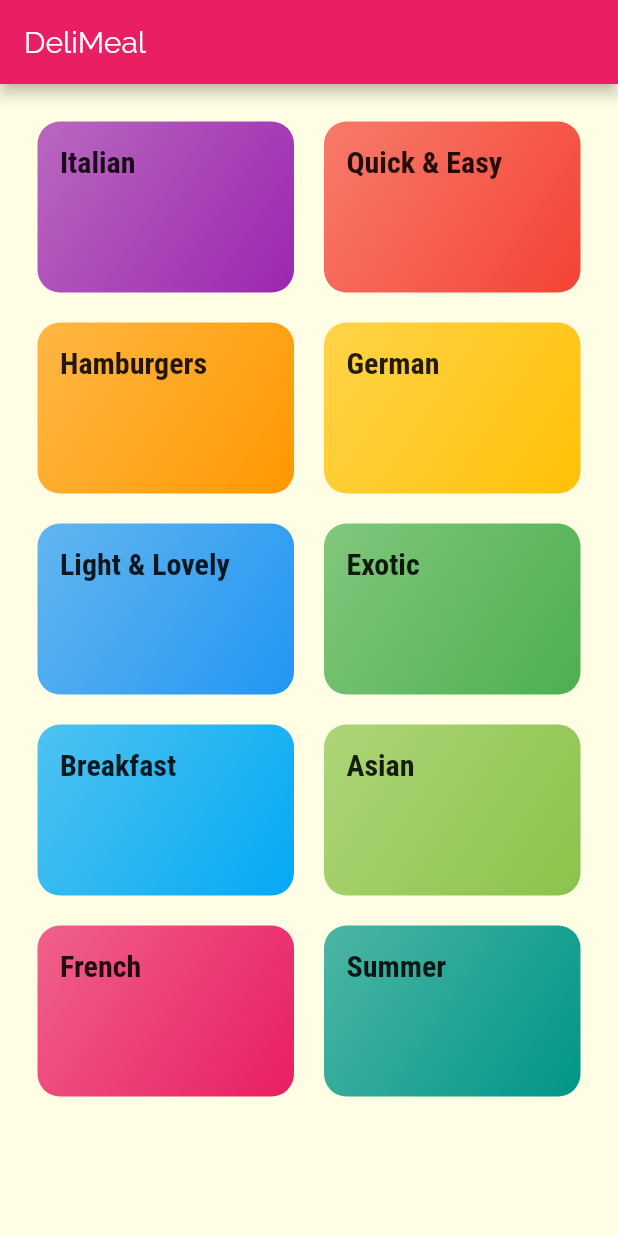
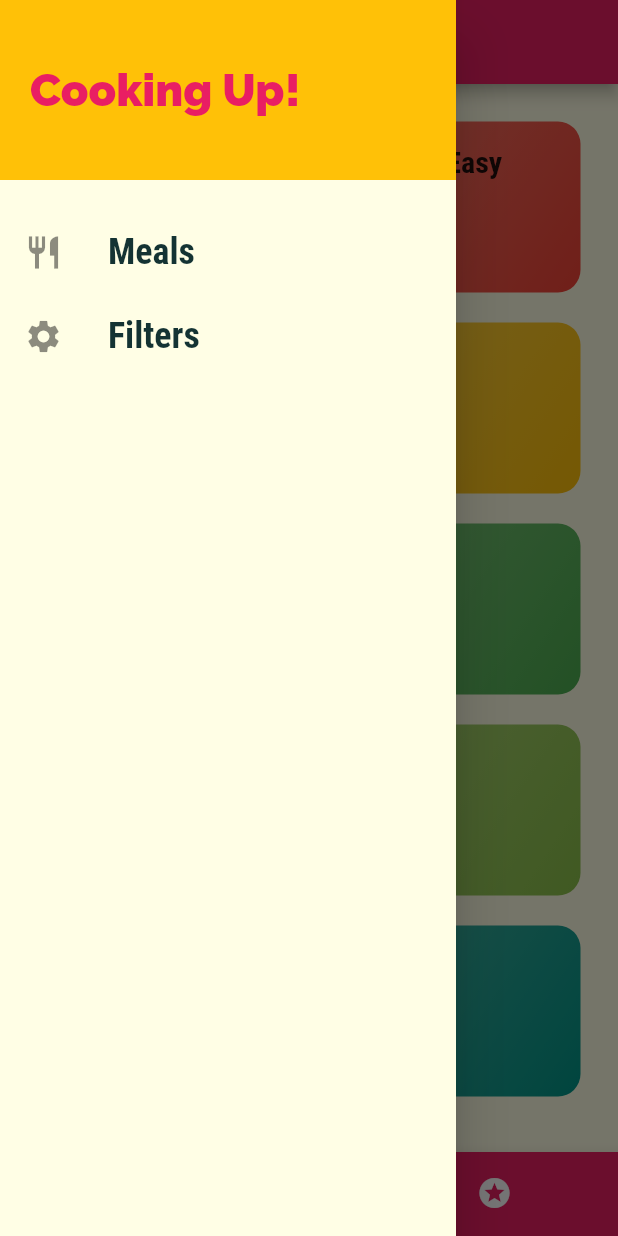
Before and after one commit to mohamed224/flutter_meals_app, a Flutter app: the screen it shows after launch, with the side drawer open (before the commit the screen has no drawer), on a phone screen of 412 x 824 dp. Run offline on Flutter 3.47's test engine with Material 2 defaults, Android fonts, the phone set to English and light mode, and no system bars.

Commit message:
first commit

```diff
--- a/lib/main.dart
+++ b/lib/main.dart
@@ -1,6 +1,8 @@
 import 'package:flutter/material.dart';
 import 'package:meals_app/screens/category_meals_screen.dart';
+import 'package:meals_app/screens/filters_sreen.dart';
 import 'package:meals_app/screens/meal_detail_screen.dart';
+import 'package:meals_app/screens/tabs_screen.dart';
 import 'screens/categories_screen.dart';
 
 void main() {
@@ -27,9 +29,10 @@ class MyApp extends StatelessWidget {
                   fontWeight: FontWeight.bold))),
       initialRoute: '/',
       routes: {
-        '/': (ctx) => CategoriesScreen(),
+        '/': (ctx) => TabsScreen(),
         CategoryMealsScreen.routeName: (ctx) => CategoryMealsScreen(),
-        MealDetailScreen.routeName: (ctx) => MealDetailScreen()
+        MealDetailScreen.routeName: (ctx) => MealDetailScreen(),
+        FilterScreen.routeName: (ctx) => FilterScreen()
       },
     );
   }
--- a/lib/screens/categories_screen.dart
+++ b/lib/screens/categories_screen.dart
@@ -7,9 +7,7 @@ import '../dummy_data.dart';
 class CategoriesScreen extends StatelessWidget {
   @override
   Widget build(BuildContext context) {
-    return Scaffold(
-      appBar: AppBar(title: const Text("DeliMeal"),),
-      body: GridView(
+    return GridView(
         padding: const EdgeInsets.all(25),
         gridDelegate: SliverGridDelegateWithMaxCrossAxisExtent(
             maxCrossAxisExtent: 200,
@@ -20,7 +18,7 @@ class CategoriesScreen extends StatelessWidget {
             .map((catData) =>
                 CategoryItem(id:catData.id,title: catData.title, color: catData.color))
             .toList(),
-      ),
+
     );
   }
 }
--- a/lib/screens/meal_detail_screen.dart
+++ b/lib/screens/meal_detail_screen.dart
@@ -79,6 +79,9 @@ class MealDetailScreen extends StatelessWidget {
           ],
         ),
       ),
+      floatingActionButton: FloatingActionButton(onPressed: (){
+        Navigator.of(context).pop(mealId);
+      },child: Icon(Icons.delete),),
     );
   }
 }
--- /dev/null
+++ b/lib/screens/tabs_screen.dart
@@ -0,0 +1,53 @@
+import 'package:flutter/material.dart';
+import 'package:meals_app/screens/categories_screen.dart';
+import 'package:meals_app/screens/favorites_screen.dart';
+import 'package:meals_app/widgets/main_drawer.dart';
+
+class TabsScreen extends StatefulWidget {
+  @override
+  _TabsScreenState createState() => _TabsScreenState();
+}
+
+class _TabsScreenState extends State<TabsScreen> {
+  final List<Map<String, Object>> _pages = [
+    {'page': CategoriesScreen(), 'title': 'Categories'},
+    {'page': FavoritesScreen(), 'title': 'Your Favorite'}
+  ];
+
+  int _selectedPageIndex = 0;
+
+  void _selectPage(int index) {
+    setState(() {
+      _selectedPageIndex = index;
+    });
+  }
+
+  @override
+  Widget build(BuildContext context) {
+    return Scaffold(
+      appBar: AppBar(
+        title: Text(_pages[_selectedPageIndex]['title']),
+      ),
+      drawer: MainDrawer(),
+      body: _pages[_selectedPageIndex]['page'],
+      bottomNavigationBar: BottomNavigationBar(
+        unselectedItemColor: Colors.white,
+        selectedItemColor: Theme.of(context).accentColor,
+        currentIndex: _selectedPageIndex,
+        type: BottomNavigationBarType.shifting,
+        onTap: _selectPage,
+        backgroundColor: Theme.of(context).primaryColor,
+        items: [
+          BottomNavigationBarItem(
+              backgroundColor: Theme.of(context).primaryColor,
+              icon: Icon(Icons.category),
+              title: Text('Categories')),
+          BottomNavigationBarItem(
+              backgroundColor: Theme.of(context).primaryColor,
+              icon: Icon(Icons.stars),
+              title: Text('Favorites'))
+        ],
+      ),
+    );
+  }
+}
--- /dev/null
+++ b/lib/widgets/main_drawer.dart
@@ -0,0 +1,53 @@
+import 'package:flutter/material.dart';
+import 'package:meals_app/screens/filters_sreen.dart';
+
+class MainDrawer extends StatelessWidget {
+  Widget builListTile(String title, IconData icon, Function tapHandler) {
+    return ListTile(
+      leading: Icon(
+        icon,
+        size: 26,
+      ),
+      title: Text(
+        title,
+        style: TextStyle(
+            fontFamily: 'RobotoCondensed',
+            fontSize: 24,
+            fontWeight: FontWeight.bold),
+      ),
+      onTap: tapHandler,
+    );
+  }
+
+  Widget build(BuildContext context) {
+    return Drawer(
+      child: Column(
+        children: [
+          Container(
+            height: 120,
+            width: double.infinity,
+            padding: EdgeInsets.all(20),
+            alignment: Alignment.centerLeft,
+            color: Theme.of(context).accentColor,
+            child: Text(
+              'Cooking Up!',
+              style: TextStyle(
+                  fontWeight: FontWeight.w900,
+                  fontSize: 30,
+                  color: Theme.of(context).primaryColor),
+            ),
+          ),
+          SizedBox(
+            height: 20,
+          ),
+          builListTile('Meals', Icons.restaurant, () {
+            Navigator.of(context).pushReplacementNamed('/');
+          }),
+          builListTile('Filters', Icons.settings, () {
+            Navigator.of(context).pushReplacementNamed(FilterScreen.routeName);
+          })
+        ],
+      ),
+    );
+  }
+}
```
Also changed, not shown: lib/screens/category_meals_screen.dart (+47 -15 lines), lib/screens/favorites_screen.dart (added, +10 -0 lines), lib/screens/filters_sreen.dart (added, +18 -0 lines), lib/widgets/meal_item.dart (+10 -1 lines).
